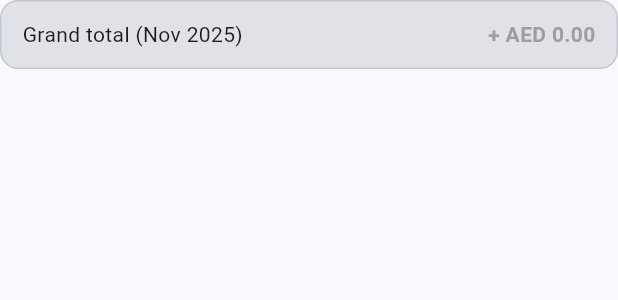
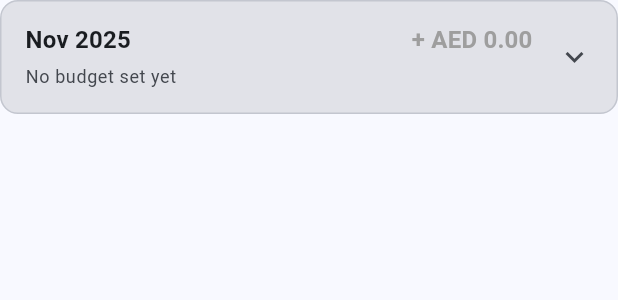
Before and after one commit to Navaskt/fin_track, a Flutter app: the _MonthFooter widget shown alone on an empty page, opened directly with empty values, on a phone screen of 412 x 824 dp. Shown: the top 300 px of the screen. Run offline on Flutter 3.47's test engine with Material 3 defaults, Android fonts, the phone set to English and light mode, and no system bars; our stand-ins replace flutter_riverpod, freezed_annotation, go_router, hive, hive_flutter; accounts and stored records are empty.

Commit message:
Implement budget management feature with local storage and providers

```diff
--- /dev/null
+++ b/lib/features/transactions/data/repositories/budget_repository_impl.dart
@@ -0,0 +1,13 @@
+import '../sources/budget_local_source.dart';
+
+class BudgetRepositoryImpl {
+  BudgetRepositoryImpl(this._local);
+  final BudgetLocalSource _local;
+
+  double? getBudget(int year, int month) => _local.get(year, month);
+
+  Stream<double?> watchBudget(int year, int month) => _local.watch(year, month);
+
+  Future<void> setBudget(int year, int month, double amount) =>
+      _local.set(year, month, amount);
+}
--- /dev/null
+++ b/lib/features/transactions/data/sources/budget_local_source.dart
@@ -0,0 +1,27 @@
+import 'package:hive/hive.dart';
+
+class BudgetLocalSource {
+  BudgetLocalSource(this._box);
+  final Box<double> _box;
+
+  String _key(int year, int month) =>
+      '$year-${month.toString().padLeft(2, '0')}';
+
+  double? get(int year, int month) => _box.get(_key(year, month));
+
+  Future<void> set(int year, int month, double amount) async {
+    await _box.put(_key(year, month), amount);
+  }
+
+  // Emits whenever any budget changes, then maps to the month you care about
+  Stream<double?> watch(int year, int month) {
+    final k = _key(year, month);
+    // initial + updates
+    final initial = Stream<double?>.value(_box.get(k));
+    final updates = _box.watch().map((_) => _box.get(k));
+    return initial.asyncExpand((v) async* {
+      yield v;
+      yield* updates;
+    });
+  }
+}
--- /dev/null
+++ b/lib/features/transactions/presentation/controllers/budget_provider.dart
@@ -0,0 +1,47 @@
+import 'package:flutter_riverpod/flutter_riverpod.dart';
+import 'package:flutter_riverpod/legacy.dart';
+import 'package:hive/hive.dart';
+
+import '../../data/repositories/budget_repository_impl.dart';
+import '../../data/sources/budget_local_source.dart';
+
+// Box provider
+final budgetsBoxProvider = Provider<Box<double>>((ref) {
+  return Hive.box<double>('monthly_budgets');
+});
+
+// Repo provider
+final budgetRepositoryProvider = Provider<BudgetRepositoryImpl>((ref) {
+  final box = ref.watch(budgetsBoxProvider);
+  return BudgetRepositoryImpl(BudgetLocalSource(box));
+});
+
+// Watch a specific month’s budget
+final budgetForMonthProvider = StreamProvider.family<double?, DateTime>((
+  ref,
+  monthKey,
+) {
+  final repo = ref.watch(budgetRepositoryProvider);
+  return repo.watchBudget(monthKey.year, monthKey.month);
+});
+
+// Controller to set/update
+class BudgetController extends StateNotifier<AsyncValue<void>> {
+  BudgetController(this._repo) : super(const AsyncData(null));
+  final BudgetRepositoryImpl _repo;
+
+  Future<void> setBudget(DateTime monthKey, double amount) async {
+    state = const AsyncLoading();
+    try {
+      await _repo.setBudget(monthKey.year, monthKey.month, amount);
+      state = const AsyncData(null);
+    } catch (e, st) {
+      state = AsyncError(e, st);
+    }
+  }
+}
+
+final budgetControllerProvider =
+    StateNotifierProvider<BudgetController, AsyncValue<void>>((ref) {
+      return BudgetController(ref.watch(budgetRepositoryProvider));
+    });
--- /dev/null
+++ b/lib/features/transactions/presentation/controllers/monthly_expense_provider.dart
@@ -0,0 +1,21 @@
+// Expense-only sum for a given month (absolute of negatives)
+import 'package:flutter_riverpod/flutter_riverpod.dart';
+
+import 'transaction_providers.dart';
+
+final monthExpenseOnlyProvider = Provider.family<AsyncValue<double>, DateTime>(
+  (ref, monthKey) {
+    final txs = ref.watch(transactionsStreamProvider);
+    return txs.whenData((list) {
+      final key = DateTime(monthKey.year, monthKey.month, 1);
+      double sum = 0;
+      for (final t in list) {
+        final k = DateTime(t.date.year, t.date.month, 1);
+        if (k == key && t.amount < 0) {
+          sum += (-t.amount); // abs of negative
+        }
+      }
+      return sum;
+    });
+  },
+);
--- a/lib/features/transactions/presentation/widgets/monthly_transaction.dart
+++ b/lib/features/transactions/presentation/widgets/monthly_transaction.dart
@@ -1,11 +1,13 @@
-// presentation/widgets/transactions_grouped_by_month.dart
-import 'dart:ui';
 import 'package:flutter/material.dart';
 import 'package:flutter_riverpod/flutter_riverpod.dart';
 import 'package:go_router/go_router.dart';
 import 'package:intl/intl.dart';
 
+import '../../../../core/utils/app_utils.dart';
+import '../../../../core/utils/format.dart';
 import '../../domain/entities/transaction_entity.dart';
+import '../controllers/budget_provider.dart';
+import '../controllers/monthly_expense_provider.dart';
 import '../controllers/transaction_providers.dart';
 
 class TransactionsGroupedByMonth extends ConsumerWidget {
@@ -127,7 +129,7 @@ class _TxTile extends ConsumerWidget {
   Widget build(BuildContext context, WidgetRef ref) {
     final cs = Theme.of(context).colorScheme;
     final isNegative = t.amount < 0;
-    final amount = _formatAED(t.amount.abs());
+    final amount = formatAED(t.amount.abs());
 
     return InkWell(
       borderRadius: BorderRadius.circular(16),
@@ -153,7 +155,7 @@ class _TxTile extends ConsumerWidget {
             ).textTheme.titleMedium?.copyWith(fontWeight: FontWeight.w600),
           ),
           subtitle: Text(
-            _friendlyDate(t.date),
+            friendlyDate(t.date),
             style: Theme.of(
               context,
             ).textTheme.bodySmall?.copyWith(color: cs.onSurfaceVariant),
@@ -190,7 +192,7 @@ class _TxTile extends ConsumerWidget {
   }
 }
 
-class _MonthFooter extends StatelessWidget {
+class _MonthFooter extends ConsumerWidget {
   const _MonthFooter({
     required this.month,
     required this.total,
@@ -198,36 +200,154 @@ class _MonthFooter extends StatelessWidget {
   });
 
   final DateTime month;
-  final double total;
+  final double total; // net (income - expense)
   final Color totalTextColor;
 
   @override
-  Widget build(BuildContext context) {
+  Widget build(BuildContext context, WidgetRef ref) {
     final cs = Theme.of(context).colorScheme;
+    final budgetAsync = ref.watch(budgetForMonthProvider(month));
+
+    return budgetAsync.when(
+      loading: () => const Center(
+        child: Padding(
+          padding: EdgeInsets.all(12),
+          child: CircularProgressIndicator(strokeWidth: 2),
+        ),
+      ),
+      error: (e, _) => Text('Error: $e', style: TextStyle(color: cs.error)),
+      data: (budget) {
+        final expensesAsync = ref.watch(monthExpenseOnlyProvider(month));
+
+        return expensesAsync.when(
+          loading: () => const Center(
+            child: Padding(
+              padding: EdgeInsets.all(12),
+              child: CircularProgressIndicator(strokeWidth: 2),
+            ),
+          ),
+          error: (e, _) => Text('Error: $e', style: TextStyle(color: cs.error)),
+          data: (expenseOnly) {
+            final remaining = budget == null ? null : (budget - expenseOnly);
+            final hasBudget = budget != null;
+
             return Container(
               decoration: BoxDecoration(
                 color: cs.surfaceContainerHighest,
                 borderRadius: BorderRadius.circular(12),
                 border: Border.all(color: cs.outlineVariant),
               ),
-      padding: const EdgeInsets.symmetric(horizontal: 14, vertical: 12),
-      child: Row(
+              child: Theme(
+                data: Theme.of(context).copyWith(
+                  dividerColor: Colors.transparent,
+                  splashColor: Colors.transparent,
+                ),
+                child: ExpansionTile(
+                  tilePadding: const EdgeInsets.symmetric(horizontal: 16),
+                  childrenPadding: const EdgeInsets.symmetric(
+                    horizontal: 16,
+                    vertical: 8,
+                  ),
+                  initiallyExpanded: false,
+                  title: Row(
                     mainAxisAlignment: MainAxisAlignment.spaceBetween,
                     children: [
                       Text(
-            'Grand total (${DateFormat('MMM yyyy').format(month)})',
-            style: Theme.of(context).textTheme.bodyMedium,
+                        DateFormat('MMM yyyy').format(month),
+                        style: Theme.of(context).textTheme.titleMedium
+                            ?.copyWith(fontWeight: FontWeight.w600),
                       ),
                       Text(
-            '${total < 0 ? '-' : '+'} ${_formatAED(total.abs())}',
-            style: Theme.of(context).textTheme.bodyMedium?.copyWith(
+                        '${total < 0 ? '-' : '+'} ${formatAED(total.abs())}',
+                        style: Theme.of(context).textTheme.titleMedium
+                            ?.copyWith(
                               color: totalTextColor,
-              fontWeight: FontWeight.bold,
-              fontFeatures: const [FontFeature.tabularFigures()],
+                              fontWeight: FontWeight.w700,
+                              fontFeatures: const [
+                                FontFeature.tabularFigures(),
+                              ],
                             ),
                       ),
                     ],
                   ),
+                  subtitle: Padding(
+                    padding: const EdgeInsets.only(top: 4),
+                    child: Text(
+                      hasBudget
+                          ? 'Budget set for this month'
+                          : 'No budget set yet',
+                      style: Theme.of(context).textTheme.bodySmall?.copyWith(
+                        color: cs.onSurfaceVariant,
+                      ),
+                    ),
+                  ),
+                  children: [
+                    Row(
+                      mainAxisAlignment: MainAxisAlignment.spaceBetween,
+                      children: [
+                        Text(
+                          'Budget:',
+                          style: Theme.of(context).textTheme.bodyMedium,
+                        ),
+                        Text(
+                          budget == null ? '-' : formatAED(budget),
+                          style: Theme.of(context).textTheme.bodyMedium,
+                        ),
+                      ],
+                    ),
+                    const SizedBox(height: 4),
+                    Row(
+                      mainAxisAlignment: MainAxisAlignment.spaceBetween,
+                      children: [
+                        Text(
+                          'Spent:',
+                          style: Theme.of(context).textTheme.bodyMedium,
+                        ),
+                        Text(
+                          formatAED(expenseOnly),
+                          style: Theme.of(context).textTheme.bodyMedium,
+                        ),
+                      ],
+                    ),
+                    const SizedBox(height: 4),
+                    Row(
+                      mainAxisAlignment: MainAxisAlignment.spaceBetween,
+                      children: [
+                        Text(
+                          'Remaining:',
+                          style: Theme.of(context).textTheme.bodyMedium,
+                        ),
+                        Text(
+                          remaining == null ? '-' : formatAED(remaining),
+                          style: Theme.of(context).textTheme.bodyMedium
+                              ?.copyWith(
+                                color: remaining == null
+                                    ? cs.onSurfaceVariant
+                                    : (remaining >= 0
+                                          ? Colors.green
+                                          : Colors.red),
+                                fontWeight: FontWeight.bold,
+                              ),
+                        ),
+                      ],
+                    ),
+                    const SizedBox(height: 8),
+                    Align(
+                      alignment: Alignment.centerRight,
+                      child: IconButton(
+                        tooltip: budget == null ? 'Set budget' : 'Edit budget',
+                        icon: const Icon(Icons.edit_outlined),
+                        onPressed: () =>
+                            editBudgetDialog(context, ref, month, budget),
+                      ),
+                    ),
+                  ],
+                ),
+              ),
+            );
+          },
+        );
+      },
     );
   }
 }
@@ -299,17 +419,3 @@ class _CategoryBadge extends StatelessWidget {
 }
 
 // --- helpers ---
-
-String _friendlyDate(DateTime d) {
-  final now = DateTime.now();
-  final today = DateTime(now.year, now.month, now.day);
-  final date = DateTime(d.year, d.month, d.day);
-  if (date == today) return 'Today';
-  if (date == today.subtract(const Duration(days: 1))) return 'Yesterday';
-  return DateFormat('dd MMM yyyy').format(d);
-}
-
-String _formatAED(num v) {
-  final f = NumberFormat.currency(name: 'AED', symbol: 'AED ');
-  return f.format(v);
-}
--- a/lib/main.dart
+++ b/lib/main.dart
@@ -12,6 +12,9 @@ Future<void> main() async {
   await Hive.initFlutter();
   Hive.registerAdapter(TransactionModelAdapter());
   await Hive.openBox<TransactionModel>('transactions');
+
+  // NEW: budgets box (key = "YYYY-MM", value = double budget)
+  await Hive.openBox<double>('monthly_budgets');
 
   runApp(const ProviderScope(child: FinTrackApp()));
 }
```
Lines whose indentation alone changed are shown as unchanged.
